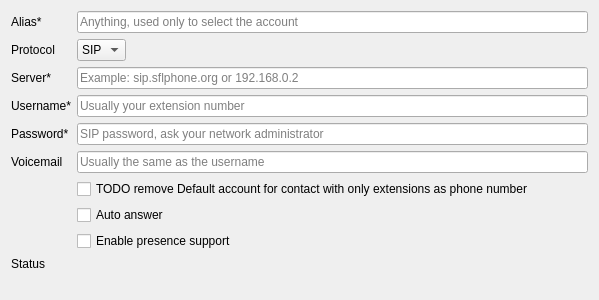
Before: the Qt Designer form src/conf/account/accountpages/basic.ui in KDE/ring-kde, drawn with Qt 5.
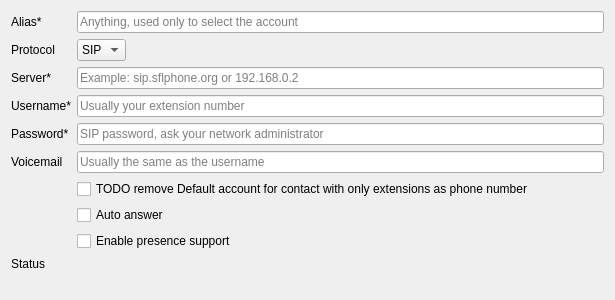
After: the same form once the commit is applied.

The edit to the form file:
```diff
--- a/src/conf/account/accountpages/basic.ui
+++ b/src/conf/account/accountpages/basic.ui
@@ -6,7 +6,7 @@
    <rect>
     <x>0</x>
     <y>0</y>
-    <width>599</width>
+    <width>615</width>
     <height>300</height>
    </rect>
   </property>
```
